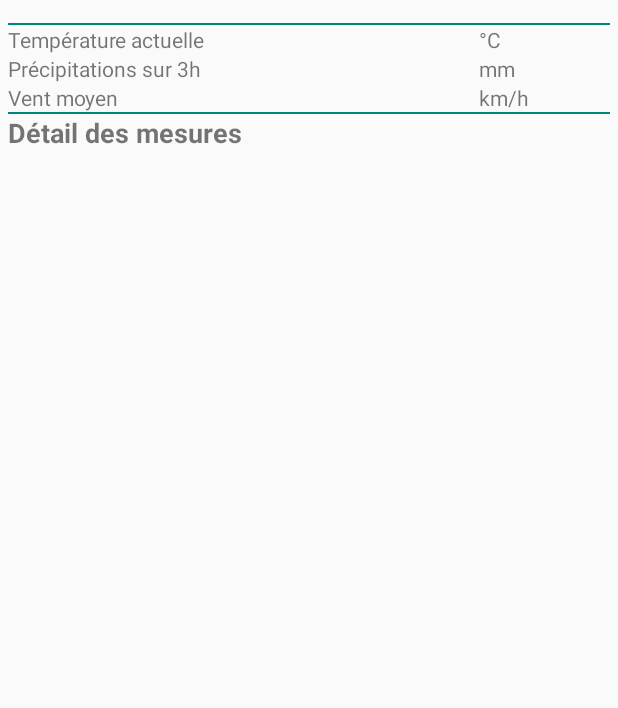
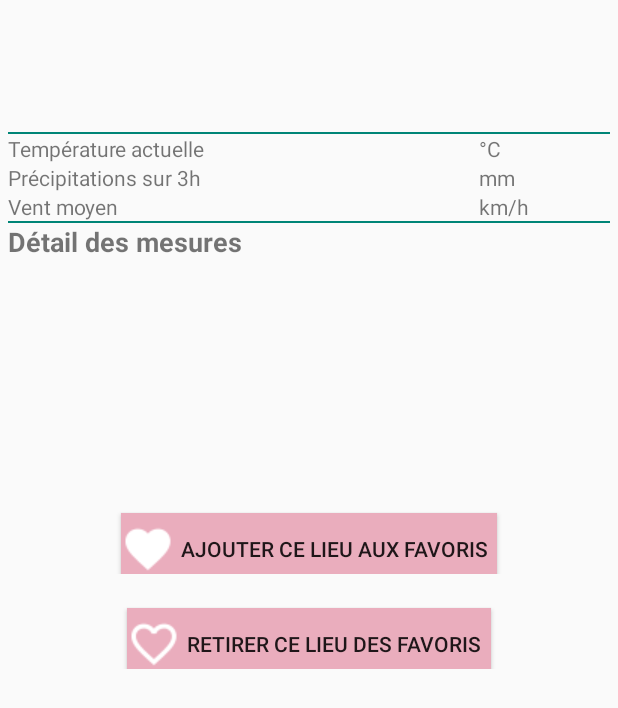
Before and after one commit to paulinerze/covidair, an Android app: the layout detail_item.xml on its own in the app's theme, with its tools: preview values and no code run, on a phone screen of 412 x 824 dp. Shown: the top 708 px of the screen. Run offline under Robolectric (Android 15) with nearby library versions, the phone set to English and light mode, and no system bars.

Commit message:
ajout et suppression des favoris

```diff
--- a/app/src/main/AndroidManifest.xml
+++ b/app/src/main/AndroidManifest.xml
@@ -39,7 +39,8 @@
                                    com.miage.covidair.model.Location.Location,
                                    com.miage.covidair.model.Location.Coordinates,
                                    com.miage.covidair.model.Measurement.Measurement,
-                                   com.miage.covidair.model.Location.Latest" />
+                                   com.miage.covidair.model.Location.Latest,
+                                   com.miage.covidair.model.Favorite"/>
 
         <activity android:name=".MainActivity">
             <intent-filter>
--- a/app/src/main/res/layout/detail_item.xml
+++ b/app/src/main/res/layout/detail_item.xml
@@ -11,6 +11,16 @@
         android:orientation="vertical"
         android:layout_width="match_parent"
         android:layout_height="wrap_content">
+
+        <TextView
+            android:id="@+id/detail_adapter_location"
+            android:layout_width="match_parent"
+            android:layout_height="wrap_content"
+            android:layout_marginTop="20dp"
+            android:layout_marginBottom="20dp"
+            android:textSize="24dp"
+            android:textStyle="bold"
+            android:gravity="center"/>
 
 
         <ImageView
@@ -326,6 +336,42 @@
 
         </LinearLayout>
 
+        <LinearLayout
+            android:id="@+id/add_button"
+            android:layout_width="match_parent"
+            android:layout_height="match_parent"
+            android:gravity="center">
+
+            <Button
+                android:id="@+id/detail_add_favorite_button"
+                android:layout_width="wrap_content"
+                android:layout_height="wrap_content"
+                android:onClick="saveToFavorites"
+                android:background="@color/colorPink"
+                android:drawableLeft="@drawable/baseline_favorite_white_18dp"
+                android:text=" Ajouter ce lieu aux favoris  "
+                android:layout_marginTop="15dp"/>
+        </LinearLayout>
+        <LinearLayout
+            android:id="@+id/remove_button"
+            android:layout_width="match_parent"
+            android:layout_height="match_parent"
+            android:gravity="center">
+
+            <Button
+                android:id="@+id/detail_remove_favorite_button"
+                android:layout_width="wrap_content"
+                android:layout_height="wrap_content"
+                android:onClick="removeFromFavorites"
+                android:background="@color/colorPink"
+                android:drawableLeft="@drawable/baseline_favorite_border_white_18dp"
+                android:text=" Retirer ce lieu des favoris  "
+                android:layout_marginTop="15dp"/>
+
+
+        </LinearLayout>
+
+
 
     </LinearLayout>
 
--- a/app/src/main/res/values/colors.xml
+++ b/app/src/main/res/values/colors.xml
@@ -3,4 +3,10 @@
     <color name="colorPrimary">#008577</color>
     <color name="colorPrimaryDark">#00574B</color>
     <color name="colorAccent">#D81B60</color>
+    <color name="colorPink">#eaadbd</color>
+    <color name="colorWhite">#FFFFFF</color>
+    <color name="colorBlue">#b8b6fe</color>
+    <color name="colorBlack">#000000</color>
+    <color name="colorDarkBlue">#03396c</color>
+    <color name="colorBlueBlue">#4d86d1</color>
 </resources>
--- a/app/src/main/res/values/styles.xml
+++ b/app/src/main/res/values/styles.xml
@@ -3,8 +3,8 @@
     <!-- Base application theme. -->
     <style name="AppTheme" parent="Theme.AppCompat.Light.DarkActionBar">
         <!-- Customize your theme here. -->
-        <item name="colorPrimary">@color/colorPrimary</item>
-        <item name="colorPrimaryDark">@color/colorPrimaryDark</item>
+        <item name="colorPrimary">@color/colorBlueBlue</item>
+        <item name="colorPrimaryDark">@color/colorBlueBlue</item>
         <item name="colorAccent">@color/colorAccent</item>
     </style>
 
```
Also changed, not shown: app/src/main/java/com/miage/covidair/DetailActivity.java (+15 -0 lines), app/src/main/java/com/miage/covidair/adapter/DetailAdapter.java (+16 -0 lines), app/src/main/java/com/miage/covidair/model/Favorite.java (added, +107 -0 lines), app/src/main/java/com/miage/covidair/service/LocationSearchService.java (+68 -0 lines), app/src/main/res/drawable/baseline_favorite_border_white_18dp.png (added).
